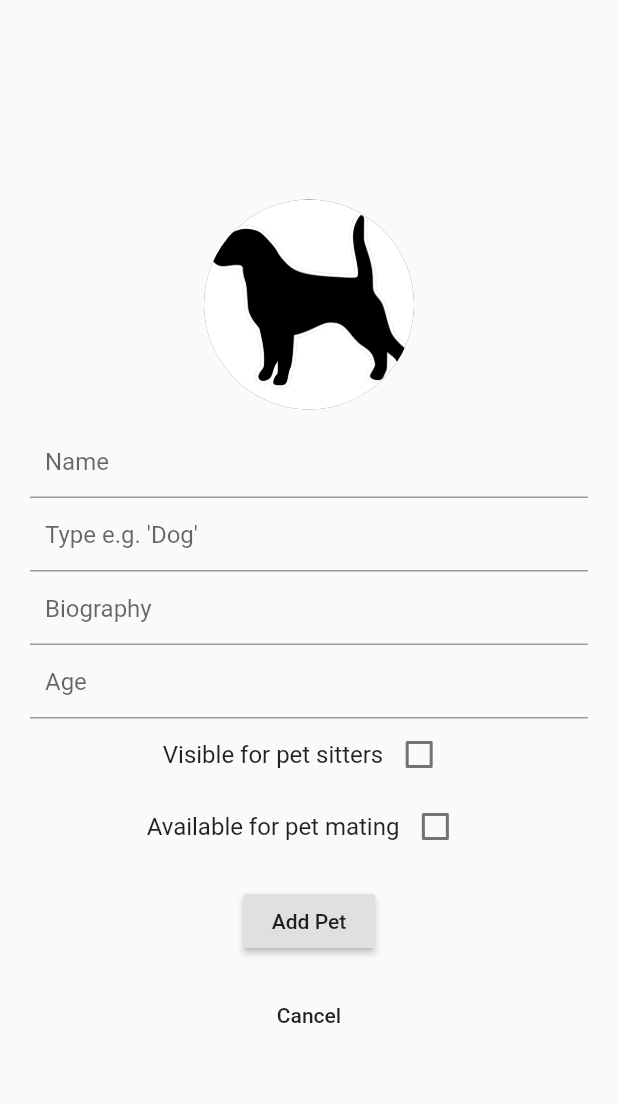
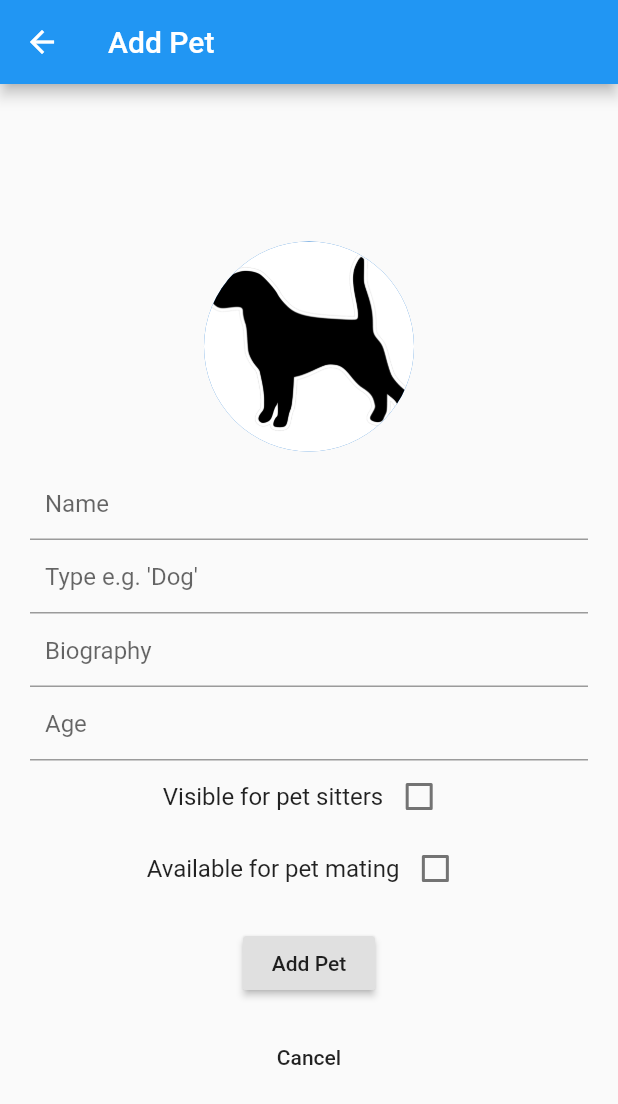
Before and after one commit to deniskrr/pet-app, a Flutter app: the HomePage screen opened by its route, after a tap on "Add pet", on a phone screen of 412 x 824 dp. Shown: the top 1104 px of the screen. Run offline on Flutter 3.47's test engine with Material 2 defaults, Android fonts, the phone set to English and light mode, and no system bars; our stand-ins replace cloud_firestore, equatable, firebase_auth, firebase_storage, get_it, image_picker and 1 more; accounts and stored records are empty.

Commit message:
Add AppBars in pages

```diff
--- a/lib/screens/home/home_page.dart
+++ b/lib/screens/home/home_page.dart
@@ -33,6 +33,7 @@ class _HomePageState extends State<HomePage>
   Widget build(BuildContext context) {
     return Scaffold(
       appBar: AppBar(
+        title: Text("Pet App"),
         bottom: TabBar(
           onTap: (index) {
             setState(() {
--- a/lib/screens/home/profile/edit_profile_page.dart
+++ b/lib/screens/home/profile/edit_profile_page.dart
@@ -12,6 +12,9 @@ class _EditProfilePageState extends State<EditProfilePage> {
   @override
   Widget build(BuildContext context) {
     return Scaffold(
+      appBar: AppBar(
+        title: Text("Edit info"),
+      ),
       resizeToAvoidBottomPadding: false,
       body: Center(
         child: Column(
--- a/lib/screens/pets/add-pet/add_pet_page.dart
+++ b/lib/screens/pets/add-pet/add_pet_page.dart
@@ -17,6 +17,9 @@ class _AddPetPageState extends State<AddPetPage> {
   @override
   Widget build(BuildContext context) {
     return Scaffold(
+      appBar: AppBar(
+        title: Text("Add Pet"),
+      ),
       resizeToAvoidBottomPadding: false,
       body: Center(
         child: Column(
--- a/lib/screens/pets/my_pets/my_pets_page.dart
+++ b/lib/screens/pets/my_pets/my_pets_page.dart
@@ -13,7 +13,9 @@ class MyPetsPage extends StatelessWidget {
   @override
   Widget build(BuildContext context) {
     return Scaffold(
-      appBar: AppBar(),
+      appBar: AppBar(
+        title: Text("My Pets"),
+      ),
       body: FutureBuilder(
         future: _petsService.getPetsForOwnerId(_authService.currentUserUid),
         builder: (context, snapshot) {
```
